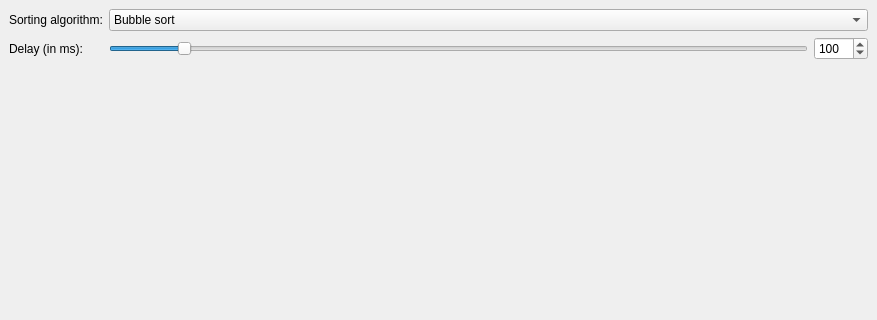
Qt form mainwindow.ui (in-th3-l00p/cpp-sort-visualizer) before a commit; both pictures show x 0 to 877 and y 0 to 320 of the 877 by 656 pixel window.
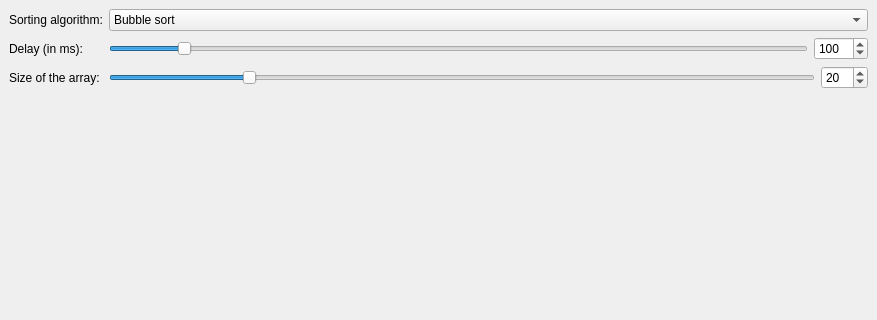
The same form after that commit.

Commit message: arrays can be resized

Diff of the .ui file:
```diff
--- a/mainwindow.ui
+++ b/mainwindow.ui
@@ -109,6 +109,46 @@
           </item>
          </layout>
         </item>
+        <item row="2" column="0">
+         <widget class="QLabel" name="sizeLabel">
+          <property name="text">
+           <string>Size of the array:</string>
+          </property>
+         </widget>
+        </item>
+        <item row="2" column="1">
+         <layout class="QHBoxLayout" name="sizeLayout">
+          <item>
+           <widget class="QSlider" name="sizeSlider">
+            <property name="minimum">
+             <number>1</number>
+            </property>
+            <property name="maximum">
+             <number>100</number>
+            </property>
+            <property name="value">
+             <number>20</number>
+            </property>
+            <property name="orientation">
+             <enum>Qt::Horizontal</enum>
+            </property>
+           </widget>
+          </item>
+          <item>
+           <widget class="QSpinBox" name="sizeSpinBox">
+            <property name="minimum">
+             <number>1</number>
+            </property>
+            <property name="maximum">
+             <number>100</number>
+            </property>
+            <property name="value">
+             <number>20</number>
+            </property>
+           </widget>
+          </item>
+         </layout>
+        </item>
        </layout>
       </item>
       <item>
```
Left out of the diff: 2 changed lines with no effect on the pictures. The commit also changes 5 other files.
